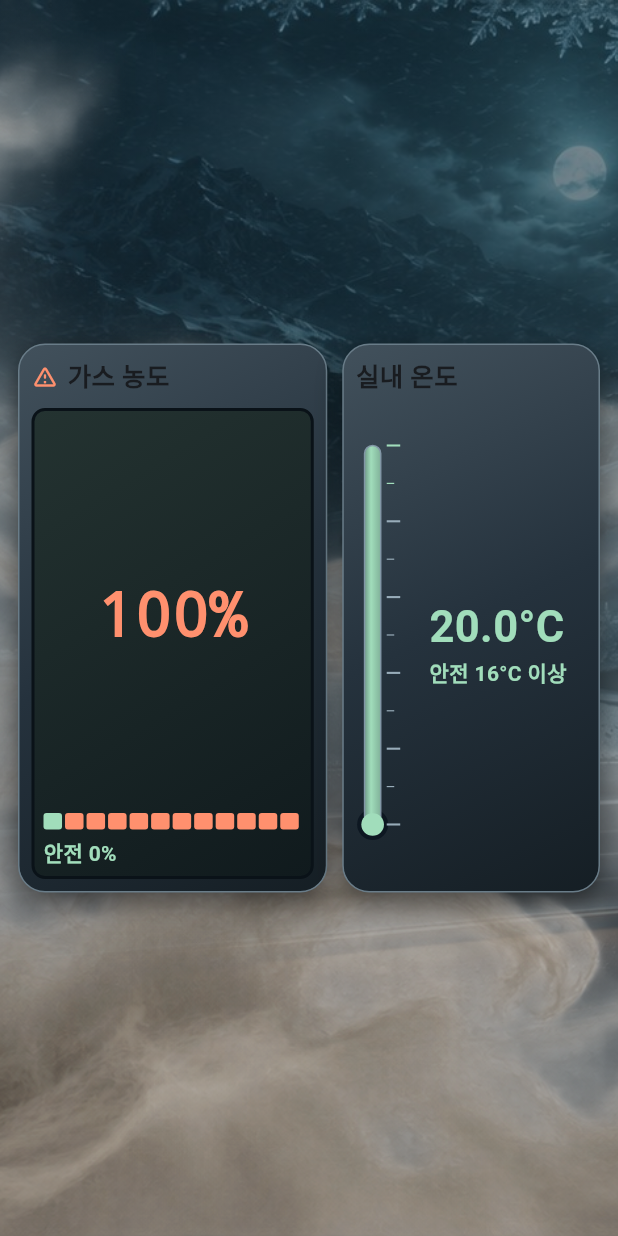
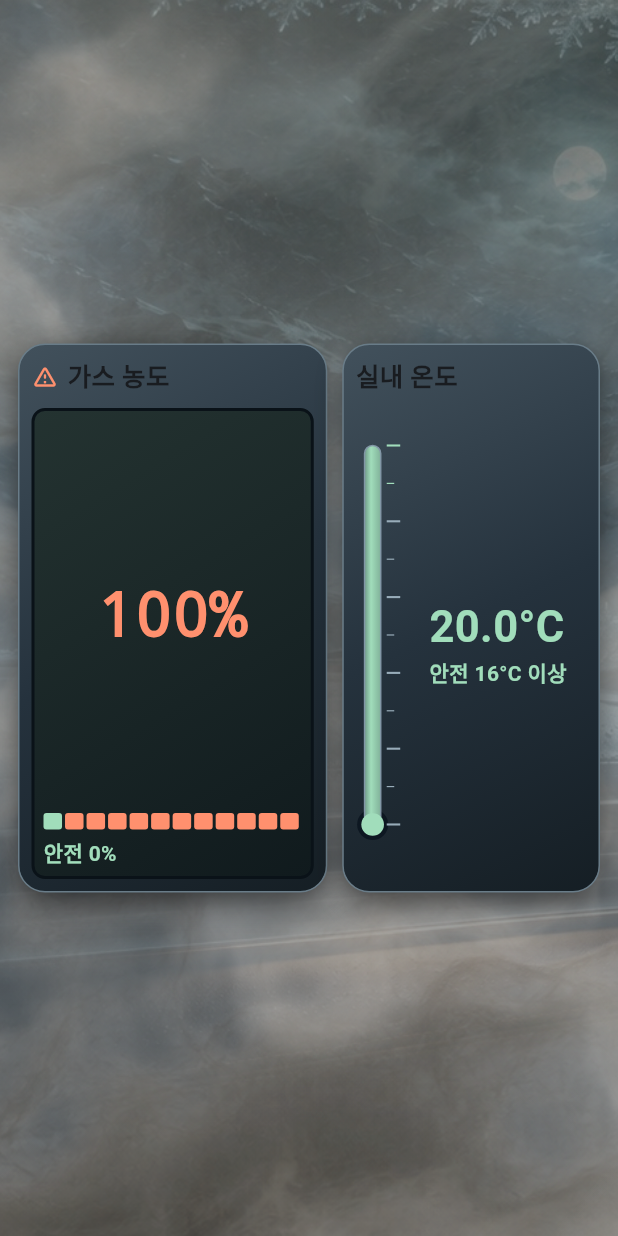
Before and after one commit to yjw2115/carscape, a Flutter app: the VentilationDashboard widget shown alone on an empty page, opened directly with empty values, on a phone screen of 412 x 824 dp. Run offline on Flutter 3.47's test engine with Material 3 defaults, Android fonts, the phone set to English and light mode, and no system bars; our stand-ins replace audioplayers, shared_preferences; accounts and stored records are empty; Roboto replaces fonts that are missing (Pretendard).

Commit message:
feat: 얼어붙은 밤 조명과 가스 연출 및 시작 초기화 개선

```diff
--- a/lib/core/game_audio.dart
+++ b/lib/core/game_audio.dart
@@ -68,7 +68,6 @@ class GameAudio {
     }
     await player.stop();
     await player.setAudioContext(_mixWithGameAudio());
-    // The PCM files end with five seconds of silence.
     await player.setReleaseMode(ReleaseMode.loop);
     if (_disposed || !_active || track != _requestedMusic || !settings.bgmOn) {
       _playingMusic = null;
--- a/lib/features/tutorial/domain/tutorial_controller.dart
+++ b/lib/features/tutorial/domain/tutorial_controller.dart
@@ -39,7 +39,14 @@ class TutorialController extends ChangeNotifier {
   Duration elapsed = Duration.zero, idleTime = Duration.zero;
   int hintsUsed = 0, windowMoves = 0, powerCount = 0;
   String feedback = '';
-  bool heaterOn = false, gloveboxOpen = false, wiperOn = false;
+  bool gloveboxOpen = false;
+  bool? _heaterState = false;
+  bool? _wiperState = false;
+  bool get heaterOn => _heaterState == true;
+  bool get wiperOn => _wiperState == true;
+  bool _heaterActivated = false;
+  bool _windowAdjusted = false;
+  bool _wiperActivated = false;
   int lightResetRevision = 0;
   bool lightsResetting = false;
   final Map<CarSeat, bool> lights = {for (final s in CarSeat.values) s: false};
@@ -67,6 +74,8 @@ class TutorialController extends ChangeNotifier {
   double visibility = 0;
   bool _steeringArmed = false;
   bool get shelterVisible => visibility >= .999;
+  bool get inLightPuzzle =>
+      stage == TutorialStage.blackout || stage == TutorialStage.power;
   int get step => switch (stage) {
     TutorialStage.intro || TutorialStage.blackout || TutorialStage.power => 1,
     TutorialStage.glovebox => 2,
@@ -156,6 +165,8 @@ class TutorialController extends ChangeNotifier {
     connected = false;
     parked = false;
     _observedLights.updateAll((_, _) => null);
+    _heaterState = null;
+    _wiperState = null;
     windows.updateAll((_, _) => null);
     doors.updateAll((_, _) => null);
     steeringAngle = null;
@@ -165,10 +176,12 @@ class TutorialController extends ChangeNotifier {
     if (stage != TutorialStage.intro || !readyToStart) return;
     _clock.start();
     _lastClock = _clock.elapsed;
+    _resetPower();
     _enter(TutorialStage.blackout);
   }
 
   void _enter(TutorialStage next) {
+    final previous = stage;
     _pendingChapter = null;
     stage = next;
     if (!visited.contains(next)) visited.add(next);
@@ -177,18 +190,21 @@ class TutorialController extends ChangeNotifier {
     dialogueIndex = 0;
     dialogueActive = dialogue.isNotEmpty;
     dialogueRevision++;
-    if (next == TutorialStage.power) {
+    if (next == TutorialStage.power && previous != TutorialStage.blackout) {
       _resetPower();
       if (!liveVehicleMode) feedback = '';
     }
+    if (next == TutorialStage.glovebox) _heaterActivated = false;
     if (next == TutorialStage.ventilation) {
       gasLevel = 100;
       cabinTemperature = baseTemperature;
       frost = 0;
       _ventilationStable = 0;
+      _windowAdjusted = false;
     }
     if (next == TutorialStage.escape) {
       visibility = 0;
+      _wiperActivated = false;
       _steeringArmed = false;
     }
     if (next == TutorialStage.result) {
@@ -262,7 +278,8 @@ class TutorialController extends ChangeNotifier {
         ((minimumTemperature - cabinTemperature) / 10).clamp(0.0, 1.0),
         seconds * .4,
       );
-      if (ventilationBalanced &&
+      if (_windowAdjusted &&
+          ventilationBalanced &&
           gasLevel <= .01 &&
           cabinTemperature >= minimumTemperature - .01) {
         _ventilationStable += seconds;
@@ -270,7 +287,10 @@ class TutorialController extends ChangeNotifier {
       } else {
         _ventilationStable = 0;
       }
-    } else if (stage == TutorialStage.escape && wiperOn && visibility < 1) {
+    } else if (stage == TutorialStage.escape &&
+        _wiperActivated &&
+        wiperOn &&
+        visibility < 1) {
       visibility = (visibility + seconds / 3).clamp(0.0, 1.0);
       if (shelterVisible) {
         _steeringArmed = steeringAngle != null && steeringAngle!.abs() <= 10;
@@ -317,6 +337,7 @@ class TutorialController extends ChangeNotifier {
       _resetPower();
     }
     if (stage == TutorialStage.glovebox &&
+        _heaterActivated &&
         heaterOn &&
         (!gloveboxSensorAvailable || gloveboxOpen)) {
       _completeChapter(TutorialStage.ventilation);
@@ -333,7 +354,7 @@ class TutorialController extends ChangeNotifier {
   }
 
   void confirmLightReset(int revision, {required bool success}) {
-    if (stage != TutorialStage.power || revision != lightResetRevision) return;
+    if (!inLightPuzzle || revision != lightResetRevision) return;
     if (success) {
       // The native result is returned only after all four physical OFF readbacks.
       _observedLights.updateAll((_, _) => false);
@@ -416,14 +437,28 @@ class TutorialController extends ChangeNotifier {
     final wasAccepting = acceptsInput;
     if (!liveVehicleMode && !wasAccepting) return;
     final on = input.known && input.value > 0;
+    final freshAction =
+        !input.initial && input.known && !paused && pendingChapter == null;
     final seat = input.seat;
     switch (input.kind) {
       case VehicleInputKind.passengerHeater:
-        heaterOn = on;
+        if (stage == TutorialStage.glovebox &&
+            freshAction &&
+            _heaterState == false &&
+            on) {
+          _heaterActivated = true;
+        }
+        _heaterState = input.known ? on : null;
       case VehicleInputKind.glovebox:
         gloveboxOpen = on && (heaterOn || liveVehicleMode);
       case VehicleInputKind.wiper:
-        wiperOn = on;
+        if (stage == TutorialStage.escape &&
+            freshAction &&
+            _wiperState == false &&
+            on) {
+          _wiperActivated = true;
+        }
+        _wiperState = input.known ? on : null;
       case VehicleInputKind.door:
         final area = input.areaId;
         if (area == null || !_isCabinDoor(area)) return;
@@ -447,6 +482,12 @@ class TutorialController extends ChangeNotifier {
           windows[seat] = input.known
               ? input.value.toDouble().clamp(0.0, 100.0)
               : null;
+          if (stage == TutorialStage.ventilation &&
+              freshAction &&
+              previous != null &&
+              previous != windows[seat]) {
+            _windowAdjusted = true;
+          }
           if (wasAccepting &&
               !input.initial &&
               stage == TutorialStage.ventilation &&
@@ -471,7 +512,7 @@ class TutorialController extends ChangeNotifier {
             } else {
               lights[seat] = true;
               powerCount++;
-              feedback = '${seat.label} 연결!';
+              feedback = '';
               if (powerCount == 4) _completeChapter(TutorialStage.glovebox);
             }
           }
--- a/lib/features/tutorial/integration/pleos_tutorial_input_source.dart
+++ b/lib/features/tutorial/integration/pleos_tutorial_input_source.dart
@@ -57,6 +57,10 @@ class PleosTutorialInputSource implements TutorialInputSource {
       _methods.invokeMethod<void>('setLightPuzzleActive', active);
 
   @override
+  Future<void> prepareStoryClimate() =>
+      _methods.invokeMethod<void>('prepareStoryClimate');
+
+  @override
   Future<void> resetReadingLights() =>
       _methods.invokeMethod<void>('resetReadingLights');
 }
--- a/lib/features/tutorial/integration/tutorial_input_source.dart
+++ b/lib/features/tutorial/integration/tutorial_input_source.dart
@@ -2,12 +2,13 @@ import 'dart:async';
 import '../domain/tutorial_models.dart';
 
 /// Integration seam for the entry/vehicle owner. Pass an already normalized,
-/// observation stream to TutorialScreen. The power chapter can reset reading lights.
+/// observation stream to TutorialScreen. Story startup can reset puzzle controls.
 /// Android's implementation uses the Vehicle SDK. An alternative shared adapter
 /// must preserve initial-read flags, door inventory, and actual values.
 abstract interface class TutorialInputSource {
   Stream<TutorialVehicleInput> get events;
   Future<void> refresh();
   Future<void> setLightPuzzleActive(bool active);
+  Future<void> prepareStoryClimate();
   Future<void> resetReadingLights();
 }
--- a/lib/features/tutorial/presentation/tutorial_atmosphere.dart
+++ b/lib/features/tutorial/presentation/tutorial_atmosphere.dart
@@ -38,15 +38,9 @@ class VentilationDashboard extends StatelessWidget {
       if (controller.gasLevel > 0)
         Positioned.fill(
           child: IgnorePointer(
-            child: Opacity(
-              opacity: (controller.gasLevel / 100).clamp(0.0, 1.0) * .83,
-              child: Image.asset(
-                _gasAsset,
-                key: const Key('cabin-gas-overlay'),
-                fit: BoxFit.cover,
-                alignment: Alignment(-.24 + controller.gasLevel * .004, .32),
-                excludeFromSemantics: true,
-              ),
+            child: _GasFill(
+              key: const Key('cabin-gas-overlay'),
+              fraction: (controller.gasLevel / 100).clamp(0.0, 1.0),
             ),
           ),
         ),
@@ -107,6 +101,133 @@ class VentilationDashboard extends StatelessWidget {
         },
       ),
     ],
+  );
+}
+
+class _GasFill extends StatelessWidget {
+  const _GasFill({super.key, required this.fraction});
+
+  final double fraction;
+
+  @override
+  Widget build(BuildContext context) => LayoutBuilder(
+    builder: (context, constraints) {
+      final height = constraints.maxHeight;
+      final fill = height * fraction;
+      if (fill <= 0) return const SizedBox.shrink();
+      final feather = math.min(.45, height * .12 / fill);
+      return Align(
+        alignment: Alignment.bottomCenter,
+        child: SizedBox(
+          width: constraints.maxWidth,
+          height: fill,
+          child: ClipRect(
+            child: ShaderMask(
+              blendMode: BlendMode.dstIn,
+              shaderCallback: (rect) => LinearGradient(
+                begin: Alignment.topCenter,
+                end: Alignment.bottomCenter,
+                colors: [
+                  Colors.white.withValues(
+                    alpha: ((fraction - .9) * 10).clamp(0.0, 1.0),
+                  ),
+                  Colors.white,
+                  Colors.white,
+                ],
+                stops: [0, feather, 1],
+              ).createShader(rect),
+              child: OverflowBox(
+                alignment: Alignment.bottomCenter,
+                minHeight: height,
+                maxHeight: height,
+                child: const _SmokeDrift(),
+              ),
+            ),
+          ),
+        ),
+      );
+    },
+  );
+}
+
+class _SmokeDrift extends StatefulWidget {
+  const _SmokeDrift();
+
+  @override
+  State<_SmokeDrift> createState() => _SmokeDriftState();
+}
+
+class _SmokeDriftState extends State<_SmokeDrift>
+    with SingleTickerProviderStateMixin {
+  late final _drift = AnimationController(
+    vsync: this,
+    duration: const Duration(seconds: 17),
+  );
+
+  @override
+  void didChangeDependencies() {
+    super.didChangeDependencies();
+    if (MediaQuery.disableAnimationsOf(context)) {
+      _drift.stop();
+    } else if (!_drift.isAnimating) {
+      _drift.repeat();
+    }
+  }
+
+  @override
+  void dispose() {
+    _drift.dispose();
+    super.dispose();
+  }
+
+  @override
+  Widget build(BuildContext context) => LayoutBuilder(
+    builder: (context, constraints) {
+      final width = constraints.maxWidth;
+      final height = constraints.maxHeight;
+      return RepaintBoundary(
+        child: AnimatedBuilder(
+          animation: _drift,
+          child: Image.asset(
+            _gasAsset,
+            fit: BoxFit.cover,
+            excludeFromSemantics: true,
+          ),
+          builder: (context, smoke) {
+            final phase = _drift.value * math.pi * 2;
+            return Stack(
+              fit: StackFit.expand,
+              children: [
+                Opacity(
+                  opacity: .60,
+                  child: Transform.translate(
+                    offset: Offset(
+                      math.sin(phase) * width * .085,
+                      math.cos(phase) * height * .075,
+                    ),
+                    child: Transform.scale(scale: 1.22, child: smoke),
+                  ),
+                ),
+                Opacity(
+                  opacity: .46,
+                  child: Transform.translate(
+                    offset: Offset(
+                      math.cos(phase + .8) * width * .11,
+                      math.sin(phase * 2) * height * .07,
+                    ),
+                    child: Transform.flip(
+                      flipX: true,
+                      flipY: true,
+                      child: Transform.scale(scale: 1.28, child: smoke),
+                    ),
+                  ),
+                ),
+              ],
+            );
+          },
+        ),
+      );
+    },
   );
 }
 
```
Also changed, not shown: lib/features/tutorial/presentation/tutorial_artwork.dart (+41 -0 lines), lib/features/tutorial/presentation/tutorial_screen.dart (+16 -17 lines), assets/frozen_night/art/blueprint.jpg, 9 other files.
